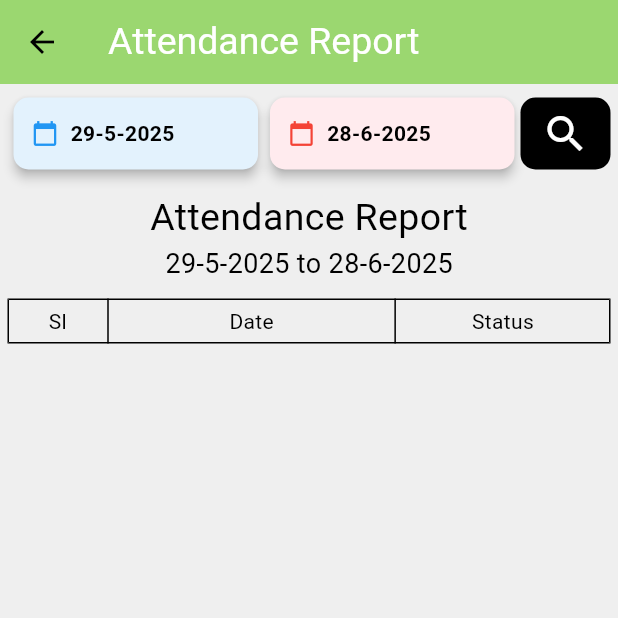
After one commit to maynul-soft/Student-LMS, a Flutter app: the AttendanceScreen screen opened directly, after a tap on the "search" icon, on a phone screen of 412 x 824 dp, the top half of it. The commit adds this screen. Run offline on Flutter 3.47's test engine with Material 3 defaults, Android fonts, the phone set to English and light mode, and no system bars; our stand-ins replace get, logger, shared_preferences; accounts and stored records are empty.

Commit message:
complete attendence Report

```diff
--- a/lib/app/controller_binder.dart
+++ b/lib/app/controller_binder.dart
@@ -1,8 +1,10 @@
 import 'package:get/get.dart';
 import 'package:lms/cmmon/controller/auth_controller.dart';
+import 'package:lms/features/attandence/controller/attendance_controller.dart';
 class ControllerBinder extends Bindings {
   @override
   void dependencies() {
    Get.put(AuthController());
+   Get.put(AttendanceController());
   }
 }
--- a/lib/app/utils/app_routes.dart
+++ b/lib/app/utils/app_routes.dart
@@ -1,4 +1,5 @@
 import 'package:flutter/material.dart';
+import 'package:lms/features/attandence/ui/screens/attendace_screen.dart';
 import 'package:lms/features/auth/ui/screens/login_screen.dart';
 import 'package:lms/features/gallery/ui/screens/gallery_screen.dart';
 import 'package:lms/features/home/ui/screens/home_screen.dart';
@@ -18,6 +19,8 @@ class AppRoutes{
       screenWidgets = const SyllabusScreen();
     }else if(setting.name ==  HomeScreen.name ){
       screenWidgets = const HomeScreen();
+    }else if(setting.name ==  AttendanceScreen.name ){
+      screenWidgets = const AttendanceScreen();
     }
     return MaterialPageRoute(builder: (context) => screenWidgets);
   }
--- a/lib/cmmon/data/network/urls.dart
+++ b/lib/cmmon/data/network/urls.dart
@@ -1,7 +1,9 @@
 class Urls {
   static const String _baseUrl = 'https://parvezsir.net/api/student';
+  static const String attendanceUrl = '$_baseUrl/attendance-report';
 
   static String loginUrl({required String id, required String password}) {
     return '$_baseUrl/$id/$password';
   }
+
 }
--- /dev/null
+++ b/lib/features/attandence/controller/attendance_controller.dart
@@ -0,0 +1,87 @@
+import 'package:flutter/material.dart';
+import 'package:get/get.dart';
+import 'package:lms/app/app.dart';
+import 'package:lms/features/attandence/data/models/attandence_model.dart';
+import 'package:lms/features/attandence/data/models/attendace_report_model.dart';
+import 'package:logger/logger.dart';
+import '../../../cmmon/controller/auth_controller.dart';
+import '../../../cmmon/data/network/network_client.dart';
+import '../../../cmmon/data/network/urls.dart';
+
+class AttendanceController extends GetxController {
+  static AttendanceController controller = Get.find<AttendanceController>();
+
+  String? startDate, endDate;
+
+  List<AttendanceModel> attendances = [];
+
+  DateTime now = DateTime.now();
+  DateTime oneMonthAgo = DateTime.now().subtract(const Duration(days: 30));
+  DateTime firstDate = DateTime(2000);
+  DateTime lastDate = DateTime(2100);
+  DateTime initialDate = DateTime.now();
+
+
+  Future<void> pickDate ({required bool isStartDate}) async {
+    final DateTime? pickedDate = await showDatePicker(
+      context: navigatorKey.currentContext!,
+      initialDate: isStartDate? stringToDateTime(startDate!):stringToDateTime(endDate!),
+      firstDate: firstDate,
+      lastDate: lastDate,
+    );
+    if (pickedDate != null) {
+      final formatted = "${pickedDate.day}-${pickedDate.month}-${pickedDate.year}";
+      if (isStartDate) {
+        startDate = formatted;
+      } else {
+        endDate = formatted;
+      }
+      update(); // for GetBuilder
+    }
+  }
+
+  DateTime stringToDateTime(String date) {
+    List<String> parts = date.split('-');
+
+    int day = int.parse(parts[0]);
+    int month = int.parse(parts[1]);
+    int year = int.parse(parts[2]);
+
+    if (year < 100) {
+      year += 2000;
+    }
+
+    return DateTime(year, month, day);
+  }
+
+
+  Future<void> attendanceService() async {
+    try {
+      if(startDate== null && endDate == null){
+        startDate = '${oneMonthAgo.day}-${oneMonthAgo.month}-${oneMonthAgo.year}';
+        endDate = '${now.day}-${now.month}-${now.year}';
+      }
+
+      String id = AuthController.userId!;
+      String password = AuthController.password!;
+
+      Map<String, String> fields = {
+        'id': id,
+        'password': password,
+        'start': startDate!,
+        'end': endDate!,
+      };
+
+      NetworkResponse response = await NetworkClient.multiPartRequest(
+          url: Urls.attendanceUrl, fields: fields);
+
+      if (response.statusCode == 200) {
+        AttendanceReportModel attendanceReportModel =
+            AttendanceReportModel.fromJson(response.body!);
+        attendances = attendanceReportModel.attendances;
+      }
+    } catch (e) {
+      Logger().e(e.toString());
+    }
+  }
+}
--- /dev/null
+++ b/lib/features/attandence/data/models/attandence_model.dart
@@ -0,0 +1,27 @@
+class AttendanceModel {
+  final String date;
+  final String attendance;
+  final String textColor;
+
+  AttendanceModel({
+    required this.date,
+    required this.attendance,
+    required this.textColor,
+  });
+
+  factory AttendanceModel.fromJson(Map<String, dynamic> json) {
+    return AttendanceModel(
+      date: json['date'],
+      attendance: json['attendance'],
+      textColor: json['text_color'],
+    );
+  }
+
+  Map<String, dynamic> toJson() {
+    return {
+      'date': date,
+      'attendance': attendance,
+      'text_color': textColor,
+    };
+  }
+}
--- /dev/null
+++ b/lib/features/attandence/data/models/attendace_report_model.dart
@@ -0,0 +1,27 @@
+import 'attandence_model.dart';
+
+class AttendanceReportModel {
+  final String status;
+  final List<AttendanceModel> attendances;
+
+  AttendanceReportModel({
+    required this.status,
+    required this.attendances,
+  });
+
+  factory AttendanceReportModel.fromJson(Map<String, dynamic> json) {
+    return AttendanceReportModel(
+      status: json['status'] ?? '',
+      attendances: (json['attendances'] as List<dynamic>)
+          .map((e) => AttendanceModel.fromJson(e as Map<String, dynamic>))
+          .toList(),
+    );
+  }
+
+  Map<String, dynamic> toJson() {
+    return {
+      'status': status,
+      'attendances': attendances.map((e) => e.toJson()).toList(),
+    };
+  }
+}
--- /dev/null
+++ b/lib/features/attandence/ui/screens/attendace_screen.dart
@@ -0,0 +1,224 @@
+import 'package:flutter/material.dart';
+import 'package:lms/app/utils/app_colors.dart';
+import 'package:get/get.dart';
+import 'package:lms/features/attandence/controller/attendance_controller.dart';
+
+class AttendanceScreen extends StatefulWidget {
+  const AttendanceScreen({super.key});
+
+  static const String name = 'Attendance-screen';
+
+  @override
+  State<AttendanceScreen> createState() => _AttendanceScreenState();
+}
+
+class _AttendanceScreenState extends State<AttendanceScreen> {
+  AttendanceController attendanceController = Get.find<AttendanceController>();
+
+  bool isLoading = false;
+
+  @override
+  void initState() {
+    super.initState();
+    getAttendanceData();
+  }
+
+  getAttendanceData() async {
+    isLoading = true;
+    setState(() {});
+    await attendanceController.attendanceService();
+    isLoading = false;
+    setState(() {});
+  }
+
+  @override
+  Widget build(BuildContext context) {
+    return Scaffold(
+      appBar: AppBar(
+          backgroundColor: AppColors.themColor,
+          title: const Text(
+            'Attendance Report',
+            style: TextStyle(fontSize: 25, color: Colors.white),
+          )),
+      body: SingleChildScrollView(
+          child: Padding(
+        padding: const EdgeInsets.all(5),
+        child: Column(
+          children: [
+            buildFilterSection(),
+            const SizedBox(
+              height: 10,
+            ),
+            const Text(
+              'Attendance Report',
+              style: TextStyle(fontSize: 25, color: Colors.black),
+            ),
+            Text(
+                '${attendanceController.startDate} to ${attendanceController.endDate}',
+                style: const TextStyle(
+                  fontSize: 18,
+                )),
+            const SizedBox(
+              height: 10,
+            ),
+            Visibility(
+                visible: isLoading == false,
+                replacement: const Center(
+                  child: Padding(
+                    padding: EdgeInsets.only(top: 200),
+                    child: CircularProgressIndicator(),
+                  ),
+                ),
+                child: buildTableSection())
+          ],
+        ),
+      )),
+    );
+  }
+
+  Widget buildFilterSection() {
+    return GetBuilder<AttendanceController>(builder: (controller) {
+      return Row(
+        children: [
+          // Start Date Card
+          buildPikcDateCard(
+              ontap: () async {
+                await attendanceController.pickDate(isStartDate: false);
+              },
+              color: Colors.blue.shade50,
+              title: attendanceController.startDate.toString(),
+              iconColor: Colors.blue),
+
+          // End Date Card
+
+          buildPikcDateCard(
+              ontap: () async {
+                await attendanceController.pickDate(isStartDate: false);
+              },
+              color: Colors.red.shade50,
+              title: attendanceController.endDate.toString(),
+              iconColor: Colors.red),
+
+          // Search Button Card
+          SizedBox(
+            width: 60,
+            child: IconButton(
+                style: IconButton.styleFrom(
+                    backgroundColor: Colors.black,
+                    shape: RoundedRectangleBorder(
+                        borderRadius: BorderRadius.circular(10))),
+                onPressed: () {
+                  getAttendanceData();
+                },
+                icon: const Icon(
+                  Icons.search,
+                  color: Colors.white,
+                  size: 32,
+                )),
+          ),
+        ],
+      );
+    });
+  }
+
+  Widget buildPikcDateCard(
+      {required VoidCallback ontap,
+      required Color color,
+      required Color iconColor,
+      required String title}) {
+    return Expanded(
+      child: GestureDetector(
+        onTap: ontap,
+        child: Card(
+          color: color,
+          elevation: 3,
+          shape: RoundedRectangleBorder(
+            borderRadius: BorderRadius.circular(10),
+          ),
+          child: Padding(
+            padding: const EdgeInsets.symmetric(vertical: 14, horizontal: 12),
+            child: Row(
+              children: [
+                Icon(Icons.calendar_today, size: 18, color: iconColor),
+               const SizedBox(width: 8),
+                Expanded(
+                  child: Text(
+                    title,
+                    style: const TextStyle(fontSize: 14, fontWeight: FontWeight.bold),
+                  ),
+                ),
+              ],
+            ),
+          ),
+        ),
+      ),
+    );
+  }
+
+  Table buildTableSection() {
+    return Table(
+      columnWidths: const {
+        0: FlexColumnWidth(0.7),
+        1: FlexColumnWidth(2),
+        2: FlexColumnWidth(1.5),
+        // 3: FlexColumnWidth(1),
+      },
+      border: TableBorder.all(),
+      children: [
+        const TableRow(children: [
+          Padding(
+            padding: EdgeInsets.all(5),
+            child: Center(child: Text('Sl')),
+          ),
+          Padding(
+            padding: EdgeInsets.all(5),
+            child: Center(child: Text('Date')),
+          ),
+          Padding(
+            padding: EdgeInsets.all(5),
+            child: Center(child: Text('Status')),
+          ),
+          // Padding(
+          //   padding: EdgeInsets.all(5),
+          //   child: Center(child: Text('remark')),
+          // ),
+        ]),
+        ...attendanceController.attendances.asMap().entries.map((e) {
+          int index = e.key;
+          var value = e.value;
+          return TableRow(children: [
+            Padding(
+              padding: const EdgeInsets.all(5),
+              child: Center(child: Text('${index + 1}')),
+            ),
+            Padding(
+              padding: const EdgeInsets.all(5),
+              child: Center(child: Text(value.date)),
+            ),
+            Padding(
+              padding: const EdgeInsets.all(5),
+              child: Center(
+                  child: Text(
+                value.attendance,
+                style: TextStyle(
+                    color: value.attendance != 'Present'
+                        ? Colors.red
+                        : Colors.black),
+              )),
+            ),
+            // Padding(
+            //   padding: const EdgeInsets.all(5),
+            //   child: Center(
+            //       child: value.attendance != 'Present'
+            //           ? CircleAvatar(
+            //               radius: 5,
+            //               backgroundColor: Colors.red,
+            //             )
+            //           : Text('')),
+            // ),
+          ]);
+        })
+      ],
+    );
+  }
+}
--- a/lib/features/auth/data/services/login_service.dart
+++ b/lib/features/auth/data/services/login_service.dart
@@ -1,5 +1,4 @@
 import 'package:flutter/cupertino.dart';
-import 'package:get/get.dart';
 import 'package:lms/app/app.dart';
 import 'package:lms/cmmon/controller/auth_controller.dart';
 import 'package:lms/cmmon/data/models/log_in_model.dart';
```
Also changed, not shown: lib/cmmon/controller/auth_controller.dart (+5 -3 lines), lib/cmmon/data/models/course_model.dart (+19 -20 lines), lib/cmmon/data/models/student_data_model.dart (+17 -17 lines), lib/cmmon/data/network/network_client.dart (+50 -6 lines), lib/features/home/ui/screens/home_screen.dart (+31 -36 lines), 5 other files.
